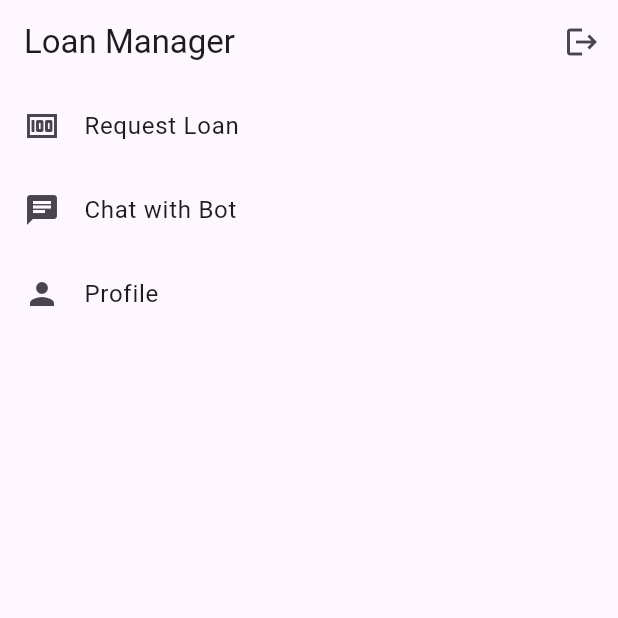
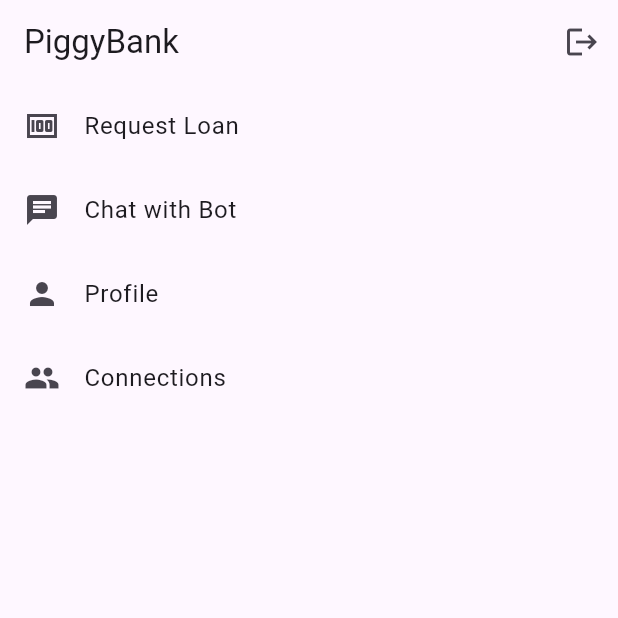
Before and after one commit to Ethanxu1/HackNCState, a Flutter app: the HomeScreen screen opened directly, on a phone screen of 412 x 824 dp, the top half of it. Run offline on Flutter 3.47's test engine with Material 3 defaults, Android fonts, the phone set to English and light mode, and no system bars; our stand-ins replace cloud_firestore, firebase_auth, firebase_core; accounts and stored records are empty.

Commit message:
Added new subpage Connections to home page

```diff
--- a/piggybankapp/lib/home_screen.dart
+++ b/piggybankapp/lib/home_screen.dart
@@ -12,7 +12,7 @@ class HomeScreen extends StatelessWidget {
   Widget build(BuildContext context) {
     return Scaffold(
       appBar: AppBar(
-        title: const Text('Loan Manager'),
+        title: const Text('PiggyBank'),
         actions: [
           IconButton(
             icon: const Icon(Icons.logout),
@@ -40,6 +40,12 @@ class HomeScreen extends StatelessWidget {
             onTap: () => Navigator.push(context,
                 MaterialPageRoute(builder: (_) => ProfileScreen())),
           ),
+          ListTile(
+            title: const Text('Connections'),
+            leading: const Icon(Icons.group),
+            onTap: () => Navigator.push(context,
+                MaterialPageRoute(builder: (_) => ProfileScreen())),
+          ),
         ],
       ),
     );
--- a/piggybankapp/lib/profile_screen.dart
+++ b/piggybankapp/lib/profile_screen.dart
@@ -1,6 +1,8 @@
 import 'package:flutter/material.dart';
 
 class ProfileScreen extends StatelessWidget {
+  const ProfileScreen({super.key});
+
   @override
   Widget build(BuildContext context) {
     return Scaffold(
```
Also changed, not shown: piggybankapp/lib/connections_screen.dart (added, +13 -0 lines).
